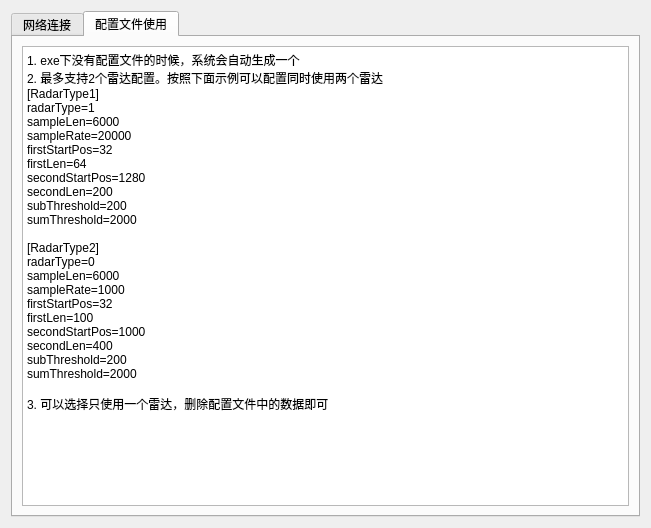
First picture: the form in src/NoteInfo/noteinfo.ui, repository kdurant/qt_study, before the edit.
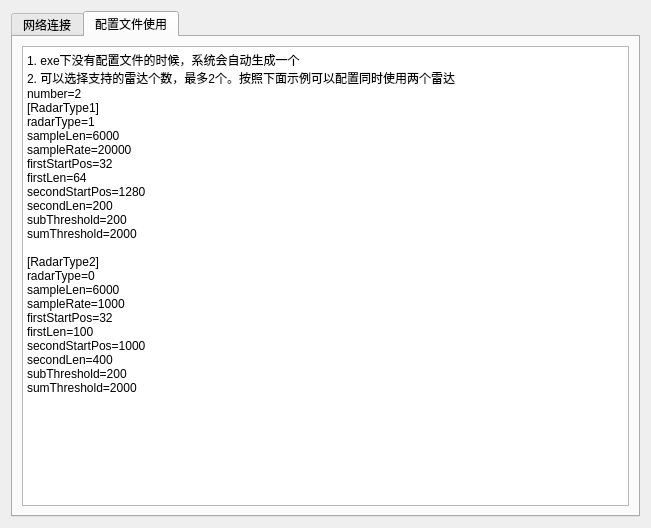
Second picture: the form after the edit. The open tabs and pages were chosen to show the change. Icons and pictures are not drawn.

Commit message: opt: 多网卡IP读取逻辑

The edit to the form file:
```diff
--- a/src/NoteInfo/noteinfo.ui
+++ b/src/NoteInfo/noteinfo.ui
@@ -68,7 +68,8 @@
          </property>
          <property name="plainText">
           <string>1. exe下没有配置文件的时候，系统会自动生成一个
-2. 最多支持2个雷达配置。按照下面示例可以配置同时使用两个雷达
+2. 可以选择支持的雷达个数，最多2个。按照下面示例可以配置同时使用两个雷达
+number=2
 [RadarType1]
 radarType=1
 sampleLen=6000
@@ -90,8 +91,7 @@
 secondLen=400
 subThreshold=200
 sumThreshold=2000
-
-3. 可以选择只使用一个雷达，删除配置文件中的数据即可</string>
+</string>
          </property>
         </widget>
        </item>
```
The commit also changes 1 other file.
